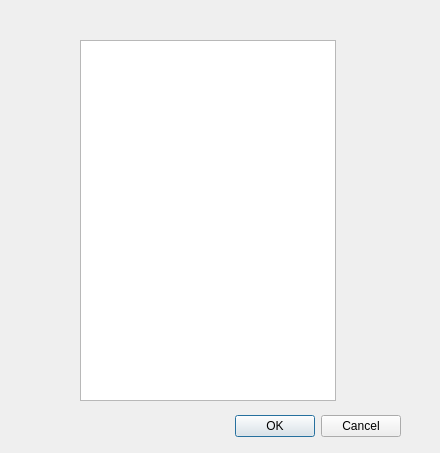
maiwst/BirdsWatching, file SourceCodes/BirdsWatchingApp/hmi/ui/dlg_choosebird.ui: the form before one commit.
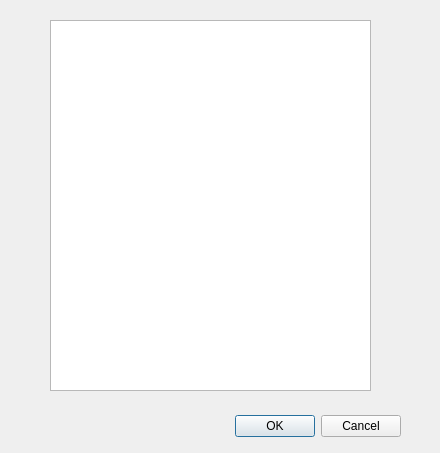
The form after the commit.

The edit to the form file:
```diff
--- a/SourceCodes/BirdsWatchingApp/hmi/ui/dlg_choosebird.ui
+++ b/SourceCodes/BirdsWatchingApp/hmi/ui/dlg_choosebird.ui
@@ -32,12 +32,24 @@
   <widget class="QListWidget" name="listWidget">
    <property name="geometry">
     <rect>
-     <x>80</x>
-     <y>40</y>
-     <width>256</width>
-     <height>361</height>
+     <x>50</x>
+     <y>20</y>
+     <width>321</width>
+     <height>371</height>
     </rect>
    </property>
+   <property name="mouseTracking">
+    <bool>false</bool>
+   </property>
+   <property name="locale">
+    <locale language="Chinese" country="China"/>
+   </property>
+   <property name="frameShape">
+    <enum>QFrame::StyledPanel</enum>
+   </property>
+   <property name="frameShadow">
+    <enum>QFrame::Sunken</enum>
+   </property>
   </widget>
  </widget>
  <resources/>
```
Left out of the diff: 2 changed lines with no effect on the pictures.
